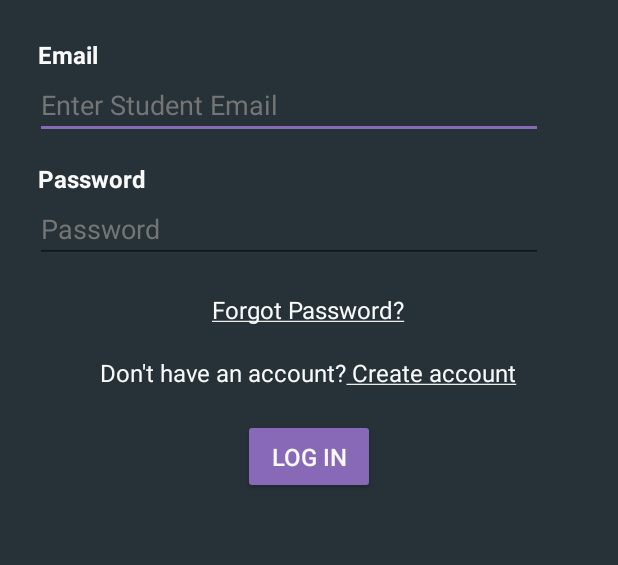
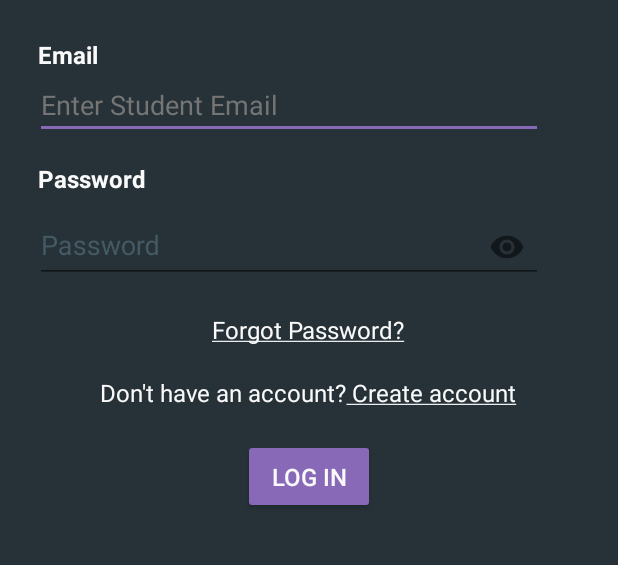
Before and after one commit to usamaraou/CarPool, an Android app: the LogIn screen opened directly, with no data from a screen before it, on a phone screen of 412 x 824 dp, the part 357-922 px from its top. Run offline under Robolectric (Android 15) with nearby library versions, the phone set to English and light mode, and no system bars; our stand-ins replace Firebase (no records; nobody signed in at launch, a user with empty details on screens opened directly); libraries missing offline, so code that uses them is left out: com.dx.dxloadingbutton.

Commit message:
CODE canges aplly

```diff
--- a/Code/CarPool/app/src/main/AndroidManifest.xml
+++ b/Code/CarPool/app/src/main/AndroidManifest.xml
@@ -13,7 +13,8 @@
         android:roundIcon="@mipmap/ic_launcher_round"
         android:supportsRtl="true"
         android:theme="@style/AppTheme">
-        <activity android:name=".Pickup"></activity>
+        <activity android:name=".Rwait"></activity>
+        <activity android:name=".Pickup" />
         <activity android:name=".Driver_Selected_Rides" />
 
         <meta-data
--- a/Code/CarPool/app/src/main/java/com/example/carpool/Driver_Selected_Rides.java
+++ b/Code/CarPool/app/src/main/java/com/example/carpool/Driver_Selected_Rides.java
@@ -61,7 +61,7 @@ public class Driver_Selected_Rides extends AppCompatActivity {
                final DatabaseReference re= FirebaseDatabase.getInstance().getReference("Driver_Vehicle_Details");
                 myRef.child(uid).removeValue();
 
-                re.child(uid).child("Vehicle_Number").setValue("");
+                re.child(uid).removeValue();
 
                 Intent i = new Intent(Driver_Selected_Rides.this,Driver_Rides_Summary.class);
                 startActivity(i);
--- a/Code/CarPool/app/src/main/java/com/example/carpool/LogIn.java
+++ b/Code/CarPool/app/src/main/java/com/example/carpool/LogIn.java
@@ -12,6 +12,7 @@ import android.widget.Toast;
 import androidx.annotation.NonNull;
 import androidx.appcompat.app.AppCompatActivity;
 
+import com.dx.dxloadingbutton.lib.LoadingButton;
 import com.google.android.gms.tasks.OnCompleteListener;
 import com.google.android.gms.tasks.Task;
 import com.google.firebase.auth.AuthResult;
@@ -53,7 +54,8 @@ public class LogIn extends AppCompatActivity {
         getSupportActionBar().hide();
         email = (EditText) findViewById(R.id.EtEmail);
         pass = (EditText) findViewById(R.id.EtPass);
-        login = (Button) findViewById(R.id.LogIn);
+        login = (Button) findViewById(R.id.Login);
+
 
         // Forgot Password
         TextView textViewF = (TextView) findViewById(R.id.ForgotPasswrod);
@@ -71,16 +73,7 @@ public class LogIn extends AppCompatActivity {
 
 
         mAuth = FirebaseAuth.getInstance();
-        mAutL = new FirebaseAuth.AuthStateListener() {
-            @Override
-            public void onAuthStateChanged(@NonNull FirebaseAuth firebaseAuth) {
 
-            }
-
-
-            //Create New Account
-
-        };
         // create Account Intent
         TextView signup = (TextView) findViewById(R.id.CreateAccount);
         signup.setOnClickListener(new View.OnClickListener() {
@@ -89,57 +82,13 @@ public class LogIn extends AppCompatActivity {
                 startActivity(intentS);
             }
         });
-        database = FirebaseDatabase.getInstance();
-        ref = database.getReference("message");
-
-        ref.addValueEventListener(new ValueEventListener() {
-            @Override
-            public void onDataChange(@NonNull DataSnapshot dataSnapshot) {
-
-                String value = dataSnapshot.getValue(String.class);
-
-            }
-
-            @Override
-            public void onCancelled(@NonNull DatabaseError databaseError) {
-
-            }
-        });
-
-        mAutL = new FirebaseAuth.AuthStateListener() {
-            @Override
-            public void onAuthStateChanged(@NonNull FirebaseAuth firebaseAuth) {
-                FirebaseUser user = firebaseAuth.getCurrentUser();
-                if (user != null) {
-                    //user is signed in
-                    Log.d(TAG, "User Signed IN");
-                } else {
-                    //user is signed out
-                    Log.d(TAG, "User Signed out");
-                }
-            }
-        };
-    }
-
-    @Override
-    protected void onStart() {
-        super.onStart();
-        mAuth.addAuthStateListener(mAutL);
-
-    }
-
-    @Override
-    protected void onStop() {
-        super.onStop();
-        if (mAutL != null) {
-            mAuth.removeAuthStateListener(mAutL);
-        }
 
         login.setOnClickListener(new View.OnClickListener() {
             @Override
             public void onClick(View view) {
-                String emailt = email.getText().toString();
+               final String emailt = email.getText().toString();
                 String passt = pass.getText().toString();
+                // login.startLoading();
 
                 if (!emailt.equals("") && !pass.equals("")) {
                     mAuth.signInWithEmailAndPassword(emailt, passt)
@@ -147,6 +96,8 @@ public class LogIn extends AppCompatActivity {
                                 @Override
                                 public void onComplete(@NonNull Task<AuthResult> task) {
 
+
+                                   // String emailPattern = "[0-9]+@[s]+[t]+[u]+[d]+[e]+[n]+[t][s]+\\.+[a]+[u]+\\.+[e]+[d]+[u]+\\.+[p]+[k]+";
                                     if (!task.isSuccessful()) {
                                         Toast.makeText(LogIn.this, "Wrong Email or Password", Toast.LENGTH_LONG).show();
                                         //ref.setValue("NOOOOOOO");
@@ -165,6 +116,9 @@ public class LogIn extends AppCompatActivity {
 
     }
 
+
+
+
     private void checkIfEmailVerified() {
         FirebaseUser user = FirebaseAuth.getInstance().getCurrentUser();
 
@@ -174,6 +128,7 @@ public class LogIn extends AppCompatActivity {
             finish();
             Toast.makeText(LogIn.this, "Successfully logged in", Toast.LENGTH_SHORT).show();
             Intent intent = new Intent(LogIn.this,SignIn.class);
+           // login.loadingSuccessful();
 
                     startActivity(intent);
 
--- a/Code/CarPool/app/src/main/java/com/example/carpool/Rider_Maps.java
+++ b/Code/CarPool/app/src/main/java/com/example/carpool/Rider_Maps.java
@@ -218,11 +218,12 @@ public class Rider_Maps extends FragmentActivity implements OnMapReadyCallback,
 //                builder.setTitle("Pick up your Destination");
 //                builder.setSingleChoiceItems(R.arr)
 
-                Intent intent = new Intent(Rider_Maps.this, rider_waiting.class);
+                Intent intent = new Intent(Rider_Maps.this, Rwait.class);
                 startActivity(intent);
 
             }
         });
+
     }
 
 
@@ -265,7 +266,8 @@ public class Rider_Maps extends FragmentActivity implements OnMapReadyCallback,
             public void onDataChange(@NonNull DataSnapshot dataSnapshot) {
 
                 String n = dataSnapshot.child("PickUp_Point").getValue().toString();
-                if (n == null) {
+                if (n.equals(null)) {
+                    Toast.makeText(Rider_Maps.this,"No Pickup",Toast.LENGTH_LONG).show();
 
 
                 } else {
--- a/Code/CarPool/app/src/main/res/layout/activity_log_in.xml
+++ b/Code/CarPool/app/src/main/res/layout/activity_log_in.xml
@@ -58,7 +58,13 @@
         android:text="Password"
 
         />
-
+    <com.google.android.material.textfield.TextInputLayout
+        android:layout_width="match_parent"
+        android:layout_height="wrap_content"
+        android:focusable="true"
+        android:focusableInTouchMode="true"
+        android:textColorHint="@color/colorAccent"
+        app:passwordToggleEnabled="true">
     <EditText
         android:id="@+id/EtPass"
         android:layout_width="match_parent"
@@ -68,7 +74,7 @@
         android:ems="10"
         android:inputType="textPassword"
         android:hint="Password"/>
-
+    </com.google.android.material.textfield.TextInputLayout>
     <TextView
         android:id="@+id/ForgotPasswrod"
         android:layout_width="wrap_content"
@@ -89,7 +95,7 @@
         />
 
     <Button
-        android:id="@+id/LogIn"
+        android:id="@+id/Login"
         android:layout_width="wrap_content"
         android:layout_height="50sp"
         android:layout_gravity="center"
--- a/Code/CarPool/app/src/main/res/layout/activity_rider_waiting.xml
+++ b/Code/CarPool/app/src/main/res/layout/activity_rider_waiting.xml
@@ -31,7 +31,7 @@
             android:layout_height="wrap_content"
             android:layout_gravity="center"
             android:layout_marginTop="30sp"
-            android:text=""
+
 
             android:textSize="25sp"
 
@@ -45,7 +45,7 @@
             android:layout_height="wrap_content"
             android:layout_gravity="center"
             android:layout_marginTop="30sp"
-            android:text=""
+
 
             android:textSize="25sp"
 
@@ -57,7 +57,7 @@
             android:layout_height="wrap_content"
             android:layout_gravity="center"
             android:layout_marginTop="30sp"
-            android:text=""
+
 
             android:textSize="25sp"
 
--- a/Code/CarPool/app/src/main/res/layout/activity_sign_in.xml
+++ b/Code/CarPool/app/src/main/res/layout/activity_sign_in.xml
@@ -58,7 +58,8 @@
             android:textSize="16sp"
             android:textStyle="bold"
             app:layout_constraintEnd_toStartOf="@+id/UserTypeSwitch"
-            tools:layout_editor_absoluteY="3dp" />
+            tools:layout_editor_absoluteY="3dp"
+            tools:ignore="MissingConstraints" />
 
         <TextView
             android:id="@+id/textView18"
```
Also changed, not shown: Code/CarPool/app/build.gradle (+6 -1 lines), Code/CarPool/app/src/main/java/com/example/carpool/Driver_Rides_Summary.java (+41 -1 lines), Code/CarPool/app/src/main/java/com/example/carpool/Rider_Select_Ride_Type.java (+13 -9 lines), Code/CarPool/app/src/main/java/com/example/carpool/Rider_Summary.java (+36 -0 lines), Code/CarPool/app/src/main/java/com/example/carpool/Rwait.java (added, +72 -0 lines), Code/CarPool/app/src/main/java/com/example/carpool/rider_waiting.java (+5 -6 lines), Code/CarPool/app/src/main/res/drawable/ic_notifications_black_24dp.xml (added, +9 -0 lines), Code/CarPool/app/src/main/res/layout/activity_rwait.xml (added, +43 -0 lines), Code/CarPool/app/src/main/res/layout/activity_sign_up.xml (+16 -9 lines).
